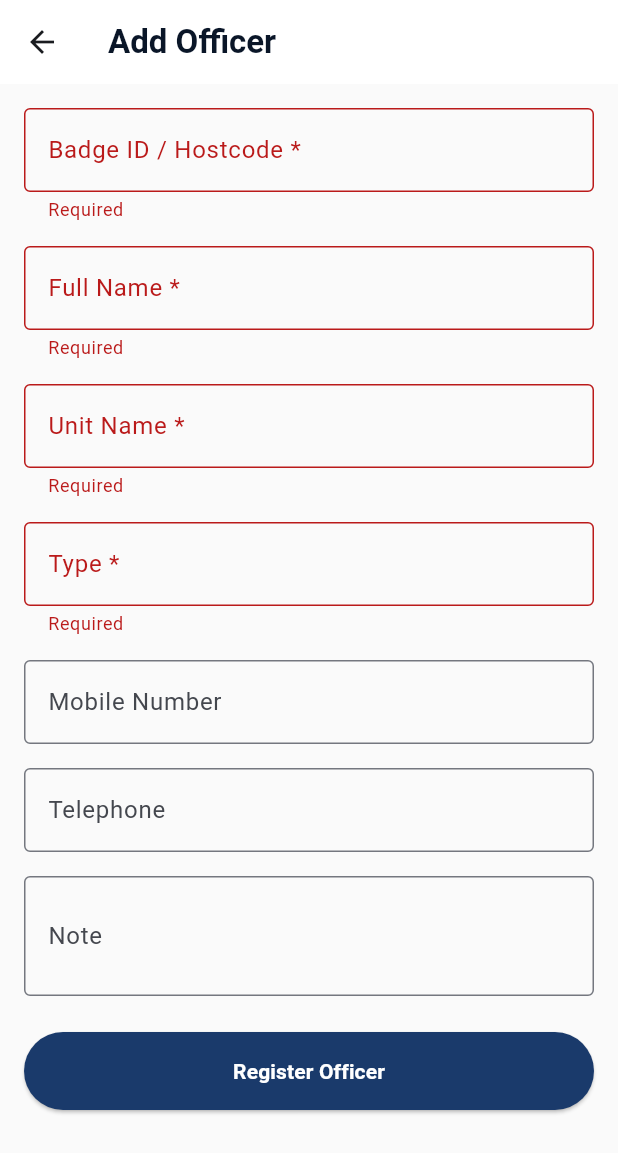
After one commit to agasthya-gowda/body-worn-camera, a Flutter app: the AddOfficerScreen screen opened directly, after a tap on "Register Officer", on a phone screen of 412 x 824 dp. The commit adds this screen. Shown: the top 1153 px of the screen. Run offline on Flutter 3.47's test engine with Material 3 defaults, Android fonts, the phone set to English and light mode, and no system bars; our stand-ins replace shared_preferences; accounts and stored records are empty.

Commit message:
Build proper Add Officer form with Admin section in Settings, remove test button

```diff
--- /dev/null
+++ b/lib/screens/add_officer_screen.dart
@@ -0,0 +1,144 @@
+import 'package:flutter/material.dart';
+import '../services/api_service.dart';
+
+class AddOfficerScreen extends StatefulWidget {
+  const AddOfficerScreen({super.key});
+
+  @override
+  State<AddOfficerScreen> createState() => _AddOfficerScreenState();
+}
+
+class _AddOfficerScreenState extends State<AddOfficerScreen> {
+  final _formKey = GlobalKey<FormState>();
+  final ApiService _apiService = ApiService();
+
+  final _hostcodeController = TextEditingController();
+  final _realnameController = TextEditingController();
+  final _bhController = TextEditingController();
+  final _mobileController = TextEditingController();
+  final _telController = TextEditingController();
+  final _noteController = TextEditingController();
+
+  final _typeController = TextEditingController();
+  bool _isSubmitting = false;
+
+  Future<void> _submitForm() async {
+    if (!_formKey.currentState!.validate()) return;
+
+    setState(() => _isSubmitting = true);
+
+    final result = await _apiService.registerUser(
+      hostcode: _hostcodeController.text.trim(),
+      realname: _realnameController.text.trim(),
+      bh: _bhController.text.trim(),
+      type: _typeController.text.trim(),
+      mobile: _mobileController.text.trim().isEmpty ? null : _mobileController.text.trim(),
+      tel: _telController.text.trim().isEmpty ? null : _telController.text.trim(),
+      note: _noteController.text.trim().isEmpty ? null : _noteController.text.trim(),
+    );
+
+    setState(() => _isSubmitting = false);
+
+    if (!mounted) return;
+
+    if (result['code'] == 200) {
+      ScaffoldMessenger.of(context).showSnackBar(
+        const SnackBar(content: Text('Officer registered successfully'), backgroundColor: Colors.green),
+      );
+      Navigator.pop(context);
+    } else {
+      ScaffoldMessenger.of(context).showSnackBar(
+        SnackBar(content: Text('Failed: ${result['msg']}'), backgroundColor: Colors.red),
+      );
+    }
+  }
+
+  @override
+  void dispose() {
+    _hostcodeController.dispose();
+    _realnameController.dispose();
+    _bhController.dispose();
+    _typeController.dispose();
+    _mobileController.dispose();
+    _telController.dispose();
+    _noteController.dispose();
+    super.dispose();
+  }
+
+  @override
+  Widget build(BuildContext context) {
+    return Scaffold(
+      backgroundColor: Colors.grey[50],
+      appBar: AppBar(
+        backgroundColor: Colors.white,
+        title: const Text('Add Officer', style: TextStyle(color: Color(0xFF0A1628), fontWeight: FontWeight.bold)),
+        elevation: 0,
+      ),
+      body: Form(
+        key: _formKey,
+        child: ListView(
+          padding: const EdgeInsets.all(16),
+          children: [
+            TextFormField(
+              controller: _hostcodeController,
+              decoration: const InputDecoration(labelText: 'Badge ID / Hostcode *', border: OutlineInputBorder()),
+              validator: (value) => (value == null || value.trim().isEmpty) ? 'Required' : null,
+            ),
+            const SizedBox(height: 16),
+            TextFormField(
+              controller: _realnameController,
+              decoration: const InputDecoration(labelText: 'Full Name *', border: OutlineInputBorder()),
+              validator: (value) => (value == null || value.trim().isEmpty) ? 'Required' : null,
+            ),
+            const SizedBox(height: 16),
+            TextFormField(
+              controller: _bhController,
+              decoration: const InputDecoration(labelText: 'Unit Name *', border: OutlineInputBorder()),
+              validator: (value) => (value == null || value.trim().isEmpty) ? 'Required' : null,
+            ),
+            const SizedBox(height: 16),
+            TextFormField(
+              controller: _typeController,
+              decoration: const InputDecoration(
+                labelText: 'Type *',
+                hintText: 'Enter type code (ask supervisor if unsure)',
+                border: OutlineInputBorder(),
+              ),
+              validator: (value) => (value == null || value.trim().isEmpty) ? 'Required' : null,
+            ),
+            const SizedBox(height: 16),
+            TextFormField(
+              controller: _mobileController,
+              decoration: const InputDecoration(labelText: 'Mobile Number', border: OutlineInputBorder()),
+              keyboardType: TextInputType.phone,
+            ),
+            const SizedBox(height: 16),
+            TextFormField(
+              controller: _telController,
+              decoration: const InputDecoration(labelText: 'Telephone', border: OutlineInputBorder()),
+              keyboardType: TextInputType.phone,
+            ),
+            const SizedBox(height: 16),
+            TextFormField(
+              controller: _noteController,
+              decoration: const InputDecoration(labelText: 'Note', border: OutlineInputBorder()),
+              maxLines: 2,
+            ),
+            const SizedBox(height: 24),
+            ElevatedButton(
+              onPressed: _isSubmitting ? null : _submitForm,
+              style: ElevatedButton.styleFrom(
+                backgroundColor: const Color(0xFF1A3A6B),
+                foregroundColor: Colors.white,
+                padding: const EdgeInsets.symmetric(vertical: 16),
+              ),
+              child: _isSubmitting
+                  ? const CircularProgressIndicator(color: Colors.white)
+                  : const Text('Register Officer', style: TextStyle(fontWeight: FontWeight.bold)),
+            ),
+          ],
+        ),
+      ),
+    );
+  }
+}
--- a/lib/screens/settings_screen.dart
+++ b/lib/screens/settings_screen.dart
@@ -1,6 +1,8 @@
 import 'package:flutter/material.dart';
 import 'package:shared_preferences/shared_preferences.dart';
 import 'login_screen.dart';
+import '../services/api_service.dart';
+import 'add_officer_screen.dart';
 
 class SettingsScreen extends StatefulWidget {
   const SettingsScreen({super.key});
@@ -10,6 +12,7 @@ class SettingsScreen extends StatefulWidget {
 }
 
 class _SettingsScreenState extends State<SettingsScreen> {
+  final ApiService _apiService = ApiService();
   bool _recordingIndicator = true;
   bool _autoUpload = true;
   bool _uploadOnWifiOnly = true;
@@ -34,6 +37,8 @@ class _SettingsScreenState extends State<SettingsScreen> {
       _recordingQuality = prefs.getString('recordingQuality') ?? '1080p';
     });
   }
+
+
 
   Future<void> _saveSetting(String key, dynamic value) async {
     final prefs = await SharedPreferences.getInstance();
@@ -188,6 +193,21 @@ class _SettingsScreenState extends State<SettingsScreen> {
                     content: Text('Connect USB cable to BWC device'),
                     backgroundColor: Color(0xFF1A3A6B),
                   ),
+                );
+              },
+            ),
+          ]),
+          const SizedBox(height: 16),
+          _buildSectionTitle('Admin'),
+          _buildSettingsCard([
+            _buildNavigationTile(
+              icon: Icons.person_add,
+              label: 'Add Officer',
+              subtitle: 'Register a new officer account',
+              onTap: () {
+                Navigator.push(
+                  context,
+                  MaterialPageRoute(builder: (context) => const AddOfficerScreen()),
                 );
               },
             ),
```
Also changed, not shown: lib/screens/dashboard_screen.dart (+97 -7 lines), lib/screens/live_view_screen.dart (+64 -1 lines), lib/services/api_service.dart (+241 -10 lines).
